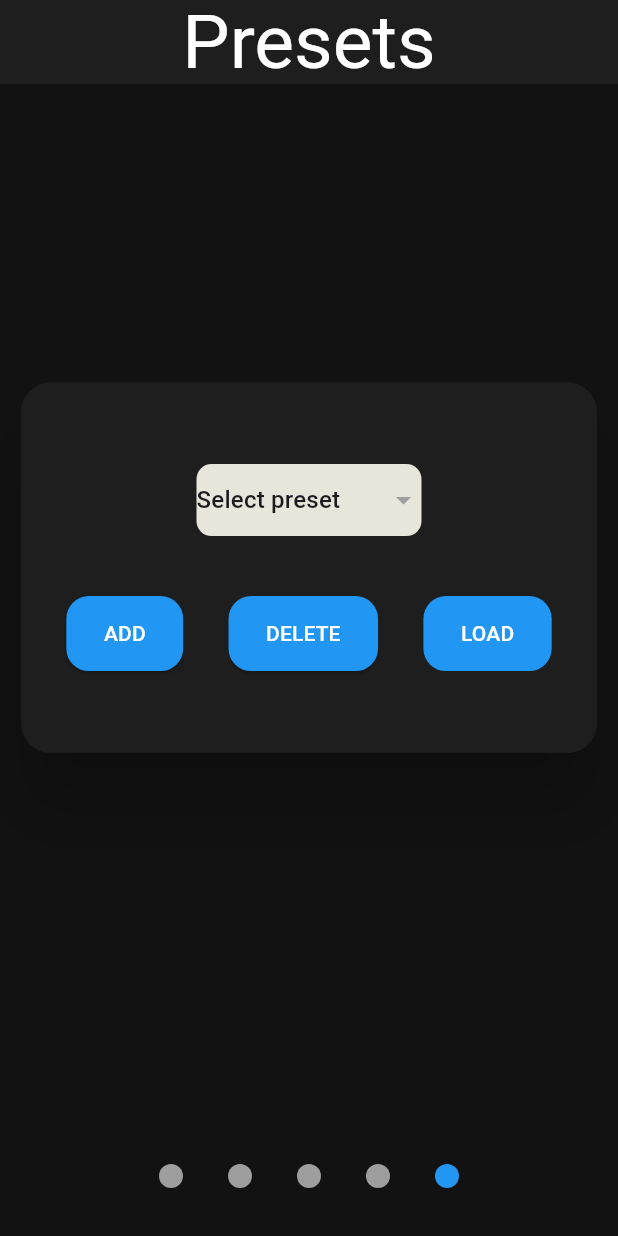
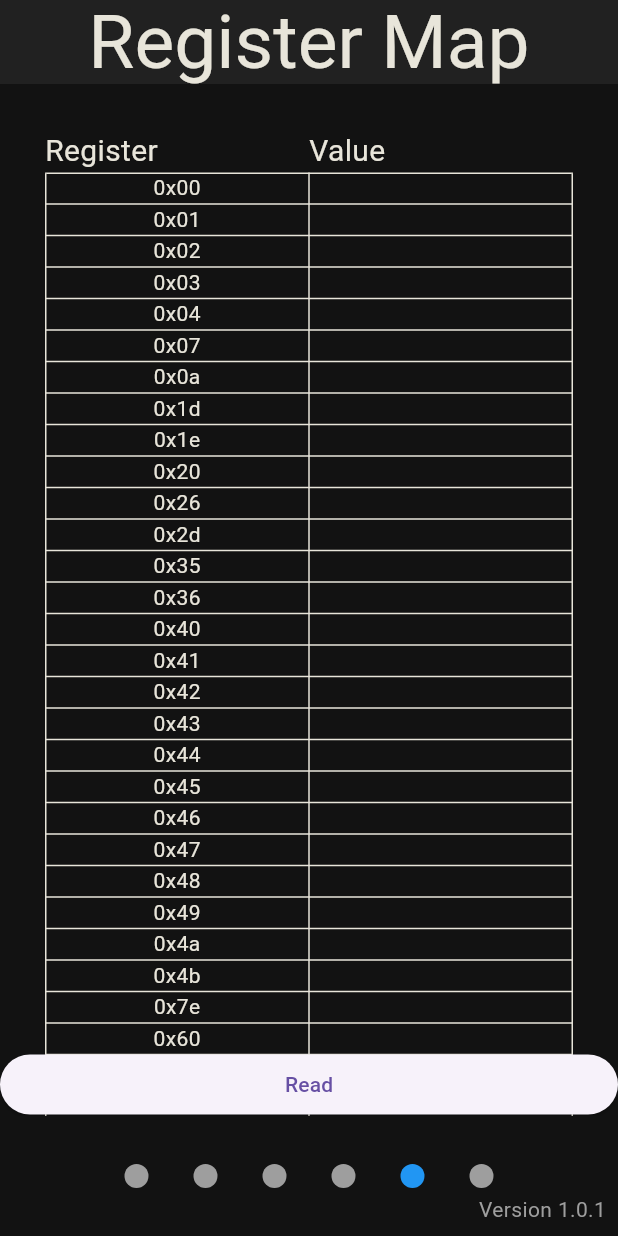
Before and after one commit to HaskizMe/PainDrainPhoneApp, a Flutter app: the PageNavigation screen opened directly, swiped to page 5, on a phone screen of 412 x 824 dp. Run offline on Flutter 3.47's test engine with Material 3 defaults, Android fonts, the phone set to English and light mode, and no system bars; our stand-ins replace device_preview, dots_indicator, flutter_blue_plus, get, package_info_plus, percent_indicator and 2 more; accounts and stored records are empty.

Commit message:
added register map page for testing and debugging only

```diff
--- a/lib/ble/bluetooth_controller.dart
+++ b/lib/ble/bluetooth_controller.dart
@@ -175,6 +175,11 @@ class BluetoothController extends GetxController {
         await customCharacteristic.write(hexValues);
         print("vibration");
         break;
+      case "register":
+        print('register $hexValues');
+        await customCharacteristic.write(hexValues);
+        print("register");
+        break;
       default:
         print("error");
         break;
@@ -182,16 +187,19 @@ class BluetoothController extends GetxController {
   }
 
   Future<List<int>> readFromDevice() async {
-    List<int> rspHexValues = [];
-    //print("Read testing: ${await customCharacteristic.read()}");
-    rspHexValues = await customCharacteristic.read();
+    try {
+      List<int> rspHexValues = await customCharacteristic.read();
 
-    // Remove elements after the null terminator ('\0')
-    if (rspHexValues.contains(0)) {
-      rspHexValues = rspHexValues.sublist(0, rspHexValues.indexOf(0));
+      // Remove elements after the null terminator ('\0')
+      if (rspHexValues.contains(0)) {
+        rspHexValues = rspHexValues.sublist(0, rspHexValues.indexOf(0));
+      }
+
+      return rspHexValues;
+    } catch (e) {
+      print('Error during readFromDevice: $e');
+      rethrow; // Rethrow the exception after logging or handle it appropriately
     }
-
-    return rspHexValues;
   }
   List<int> stringToHexList(String input) {
     List<int> hexList = [];
--- a/lib/global_values.dart
+++ b/lib/global_values.dart
@@ -11,6 +11,7 @@ class GlobalValues {
   final Map<String, double> _sliderValues = {
     'tensPeriod' : .5,
   };
+
   String waveType = "Sine";
   String presetType = "Select preset";
   List<String> presets = ["Select preset"];
@@ -25,6 +26,16 @@ class GlobalValues {
   String vibeWaveform = "vibrationWaveform";
   String vibeWaveType = "vibrationWaveType";
 
+  // New map for registers
+  final Map<int, String> registers = {
+    // for (var item in List.generate(0x7D, (index) => index)) item : ''
+    0x00 : '', 0x01 : '', 0x02 : '', 0x03 : '', 0x04 : '', 0x07 : '', 0x0A : '',
+    0x1D : '', 0x1E : '', 0x20 : '', 0x26 : '', 0x2D : '', 0x35 : '', 0x36 : '',
+    0x40 : '', 0x41 : '', 0x42 : '', 0x43 : '', 0x44 : '', 0x45 : '', 0x46 : '',
+    0x47 : '', 0x48 : '', 0x49 : '', 0x4A : '', 0x4B : '', 0x7E : '', 0x60 : '',
+    0x61 : '', 0x62 : '', 0x64 : '', 0x65 : '', 0x66 : '', 0x6D : '', 0x75 : '',
+    0x7C : '',
+  };
   factory GlobalValues() {
     return _instance;
   }
--- a/lib/main.dart
+++ b/lib/main.dart
@@ -2,6 +2,7 @@ import 'package:flutter/material.dart';
 import 'package:flutter/services.dart';
 import 'package:pain_drain_mobile_app/scheme_colors/app_colors.dart';
 import 'package:pain_drain_mobile_app/screens/home_page.dart';
+import 'package:pain_drain_mobile_app/screens/register_info.dart';
 import 'global_values.dart';
 import 'screens/TENS_settings.dart';
 import 'screens/temp_settings.dart';
@@ -14,6 +15,8 @@ import 'package:pain_drain_mobile_app/ble/bluetooth_controller.dart';
 import 'package:shared_preferences/shared_preferences.dart';
 import 'package:device_preview/device_preview.dart';
 import 'package:dots_indicator/dots_indicator.dart';
+import 'package:package_info_plus/package_info_plus.dart';
+
 final globalValues = GlobalValues();
 
 void main() {
@@ -54,10 +57,18 @@ class _PageNavigationState extends State<PageNavigation> with WidgetsBindingObse
   // Declare and initialize the page controller
   final BluetoothController bluetoothController = Get.find<BluetoothController>();
   int batteryLevel = 0;
+  PackageInfo _packageInfo = PackageInfo(
+    appName: 'PainDrain2',
+    packageName: 'Unknown',
+    version: 'Unknown',
+    buildNumber: 'Unknown',
+    buildSignature: 'Unknown',
+    installerStore: 'Unknown',
+  );
 
   bool isSmallScreen(BuildContext context) {
     final height = MediaQuery.of(context).size.height;
-    print('my width is $height');
+    //print('my width is $height');
     return height < 740;
   }
   void _onIconTapped(int index) {
@@ -79,8 +90,25 @@ class _PageNavigationState extends State<PageNavigation> with WidgetsBindingObse
     const TENSSettings(),
     const TempSettings(),
     const VibrationSettings(),
+    const RegisterState(),
     const PresetSettings()
   ];
+  @override
+  void initState() {
+    super.initState();
+    _initPackageInfo();
+  }
+
+  Future<void> _initPackageInfo() async {
+    print('hello');
+    // PackageInfo packageInfo = await PackageInfo.fromPlatform();
+    final info = await PackageInfo.fromPlatform();
+    String? version = info.version;
+    print('version $version');
+    setState(() {
+      _packageInfo = info;
+    });
+  }
   @override
   Widget build(BuildContext context) {
     final orientation = MediaQuery.of(context).orientation;
@@ -185,6 +213,19 @@ class _PageNavigationState extends State<PageNavigation> with WidgetsBindingObse
               ),
             ),
 
+          const Align(
+            alignment: Alignment.bottomRight,
+            child: Padding(
+              padding: EdgeInsets.only(bottom: 8.0, right: 8.0),
+              child: Text(
+                  'Version 1.0.1',
+                style: TextStyle(
+                  color: Colors.grey
+                ),
+              )
+
+            ),
+          )
           // Battery percentage indicator above the app title bar not needed right now
           // Align(
           //   alignment: Alignment.bottomRight, // Adjust the values to position it as needed
@@ -199,3 +240,97 @@ class _PageNavigationState extends State<PageNavigation> with WidgetsBindingObse
     );
   }
 }
+
+// Copyright 2017 The Chromium Authors. All rights reserved.
+// Use of this source code is governed by a BSD-style license that can be
+// found in the LICENSE file.
+
+// ignore_for_file: public_member_api_docs
+
+// import 'dart:async';
+//
+// import 'package:flutter/material.dart';
+// import 'package:package_info_plus/package_info_plus.dart';
+//
+// void main() {
+//   WidgetsFlutterBinding.ensureInitialized();
+//   await PackageInfoPlugin().init();
+//   runApp(const MyApp());
+// }
+//
+// class MyApp extends StatelessWidget {
+//   const MyApp({Key? key}) : super(key: key);
+//
+//   @override
+//   Widget build(BuildContext context) {
+//     return MaterialApp(
+//       title: 'PackageInfoPlus Demo',
+//       theme: ThemeData(
+//         useMaterial3: true,
+//         colorSchemeSeed: const Color(0x9f4376f8),
+//       ),
+//       home: const MyHomePage(),
+//     );
+//   }
+// }
+//
+// class MyHomePage extends StatefulWidget {
+//   const MyHomePage({Key? key}) : super(key: key);
+//
+//   @override
+//   State<MyHomePage> createState() => _MyHomePageState();
+// }
+//
+// class _MyHomePageState extends State<MyHomePage> {
+//   PackageInfo _packageInfo = PackageInfo(
+//     appName: 'Unknown',
+//     packageName: 'Unknown',
+//     version: 'Unknown',
+//     buildNumber: 'Unknown',
+//     buildSignature: 'Unknown',
+//     installerStore: 'Unknown',
+//   );
+//
+//   @override
+//   void initState() {
+//     super.initState();
+//     _initPackageInfo();
+//   }
+//
+//   Future<void> _initPackageInfo() async {
+//     final info = await PackageInfo.fromPlatform();
+//     setState(() {
+//       _packageInfo = info;
+//     });
+//   }
+//
+//   Widget _infoTile(String title, String subtitle) {
+//     return ListTile(
+//       title: Text(title),
+//       subtitle: Text(subtitle.isEmpty ? 'Not set' : subtitle),
+//     );
+//   }
+//
+//   @override
+//   Widget build(BuildContext context) {
+//     return Scaffold(
+//       appBar: AppBar(
+//         title: const Text('PackageInfoPlus example'),
+//         elevation: 4,
+//       ),
+//       body: ListView(
+//         children: <Widget>[
+//           _infoTile('App name', _packageInfo.appName),
+//           _infoTile('Package name', _packageInfo.packageName),
+//           _infoTile('App version', _packageInfo.version),
+//           _infoTile('Build number', _packageInfo.buildNumber),
+//           _infoTile('Build signature', _packageInfo.buildSignature),
+//           _infoTile(
+//             'Installer store',
+//             _packageInfo.installerStore ?? 'not available',
+//           ),
+//         ],
+//       ),
+//     );
+//   }
+// }
--- a/lib/screens/preset_settings.dart
+++ b/lib/screens/preset_settings.dart
@@ -88,7 +88,7 @@ class _PresetSettingsState extends State<PresetSettings> {
         child: Padding(
           padding: EdgeInsets.all(10.0),
           child: Card(
-            elevation: 20.0,
+            elevation: 2.0,
             color: AppColors.darkerGrey,
             shape: RoundedRectangleBorder(
                 borderRadius: BorderRadius.circular(20.0)
--- /dev/null
+++ b/lib/screens/register_info.dart
@@ -0,0 +1,127 @@
+import 'package:flutter/material.dart';
+import 'package:get/get.dart';
+import '../ble/bluetooth_controller.dart';
+import '../main.dart';
+import '../scheme_colors/app_colors.dart';
+
+class RegisterState extends StatefulWidget {
+  const RegisterState({Key? key}) : super(key: key);
+
+  @override
+  State<RegisterState> createState() => _RegisterStateState();
+}
+
+class _RegisterStateState extends State<RegisterState> {
+  final BluetoothController bluetoothController = Get.find<BluetoothController>();
+  List<int> readValueList = [];
+  int? readValue;
+  bool isBusy = false;
+
+  handleButtonPress() async {
+    isBusy = true;
+    List<int> keysList = globalValues.registers.keys.toList();
+    for(int i = 0; i < globalValues.registers.length; i++){
+      String stringCommand =  'r ${keysList[i]}';
+      List<int> hexValue = bluetoothController.stringToHexList(stringCommand);
+      print('Value: $stringCommand');
+      print('list hex values $hexValue');
+      await bluetoothController.writeToDevice('register', hexValue);
+      //await Future.delayed(const Duration(milliseconds: 500)); // You can adjust the delay time
+      readValueList = await bluetoothController.readFromDevice();
+      print('readValue list: $readValueList');
+      readValue = int.parse(bluetoothController.hexToString(readValueList));
+      globalValues.registers[keysList[i]] = readValue.toString();
+      // This triggers a rebuild to show updated changes
+      setState(() {});
+    }
+    isBusy = false;
+
+
+    print('read value: $readValue');
+
+  }
+  @override
+  void dispose() {
+    super.dispose();
+  }
+
+  @override
+  Widget build(BuildContext context) {
+    return Scaffold(
+      backgroundColor: AppColors.darkGrey,
+      appBar: AppBar(
+        title: const Text(
+          'Register Map',
+          style: TextStyle(
+              fontSize: 50,
+              color: AppColors.offWhite
+          ),
+        ),
+        automaticallyImplyLeading: false,
+        backgroundColor: Colors.grey[900],
+        centerTitle: true,
+        //toolbarHeight: 90,
+      ),
+      body: Stack(
+        children: [
+          SingleChildScrollView(
+            child: Padding(
+              padding: const EdgeInsets.all(30.0),
+              child: Column(
+                children: [
+                  const Row(
+                    children: [
+                      Expanded(child: Text('Register', style: TextStyle(color: AppColors.offWhite, fontSize: 20),)),
+                      Expanded(child: Text('Value', style: TextStyle(color: AppColors.offWhite, fontSize: 20), ))
+                    ],
+                  ),
+                  Table(
+                    border: TableBorder.all(color: AppColors.offWhite),
+                    children: List.generate(
+                      globalValues.registers.length,
+                          (index) => TableRow(
+                        children: [
+                          TableCell(
+                            child: Center(
+                              child: Text(
+                                '0x${globalValues.registers.keys.toList()[index].toRadixString(16).padLeft(2, '0')}',
+                                style: const TextStyle(color: AppColors.offWhite),
+                              ),
+                            ),
+                          ),
+                          TableCell(
+                            child: Center(
+                              child: Text(
+                                globalValues.registers.values.toList()[index],
+                                style: const TextStyle(color: AppColors.offWhite),
+                              ),
+                            ),
+                          ),
+                        ],
+                      ),
+                    ),
+                  ),
+                  const SizedBox(height: 120,)
+                ],
+              ),
+            ),
+          ),
+          Positioned(
+            bottom: 77, // Adjust the bottom value as needed
+            left: 0,
+            right: 0,
+            child: ElevatedButton(
+              onPressed: () {
+                print('isBusy is: $isBusy');
+                if(!isBusy){
+                  handleButtonPress();
+                }
+              },
+              child: Text('Read'),
+            ),
+          ),
+        ],
+      ),
+    );
+  }
+}
--- a/pubspec.yaml
+++ b/pubspec.yaml
@@ -16,7 +16,7 @@ publish_to: 'none' # Remove this line if you wish to publish to pub.dev
 # https://developer.apple.com/library/archive/documentation/General/Reference/InfoPlistKeyReference/Articles/CoreFoundationKeys.html
 # In Windows, build-name is used as the major, minor, and patch parts
 # of the product and file versions while build-number is used as the build suffix.
-version: 1.0.0+1
+version: 1.0.0
 
 environment:
   sdk: '>=3.0.6 <4.0.0'
@@ -42,6 +42,7 @@ dependencies:
   device_preview: ^1.1.0
   percent_indicator: ^4.2.3
   dots_indicator: ^3.0.0
+  package_info_plus: ^5.0.1
 
 
 dev_dependencies:
```
Also changed, not shown: lib/screens/temp_settings.dart (+2 -12 lines), pubspec.lock, 2 other files.
